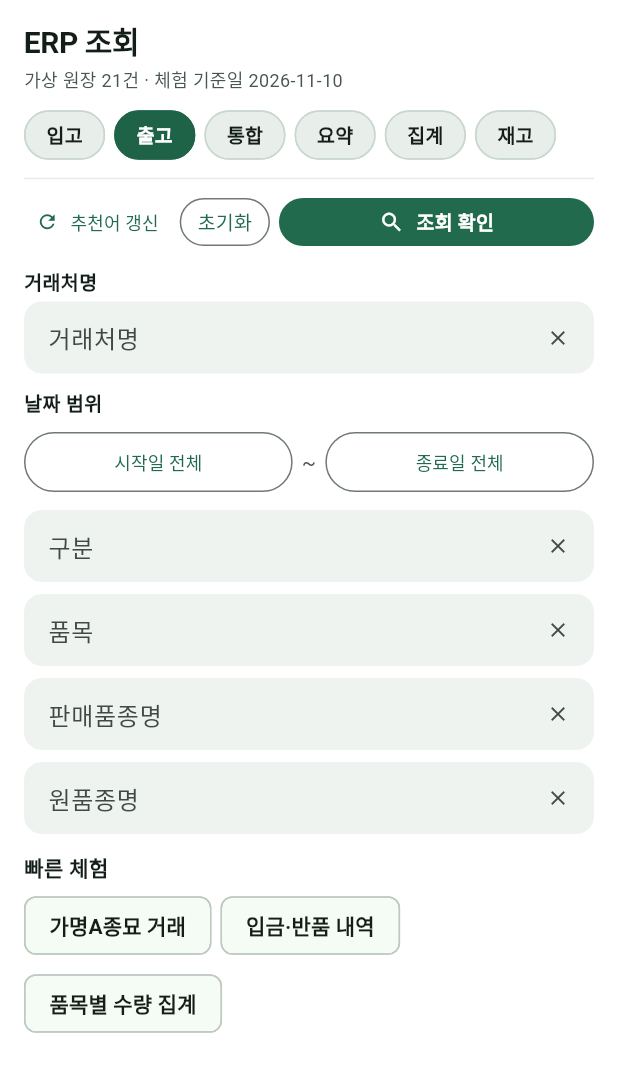
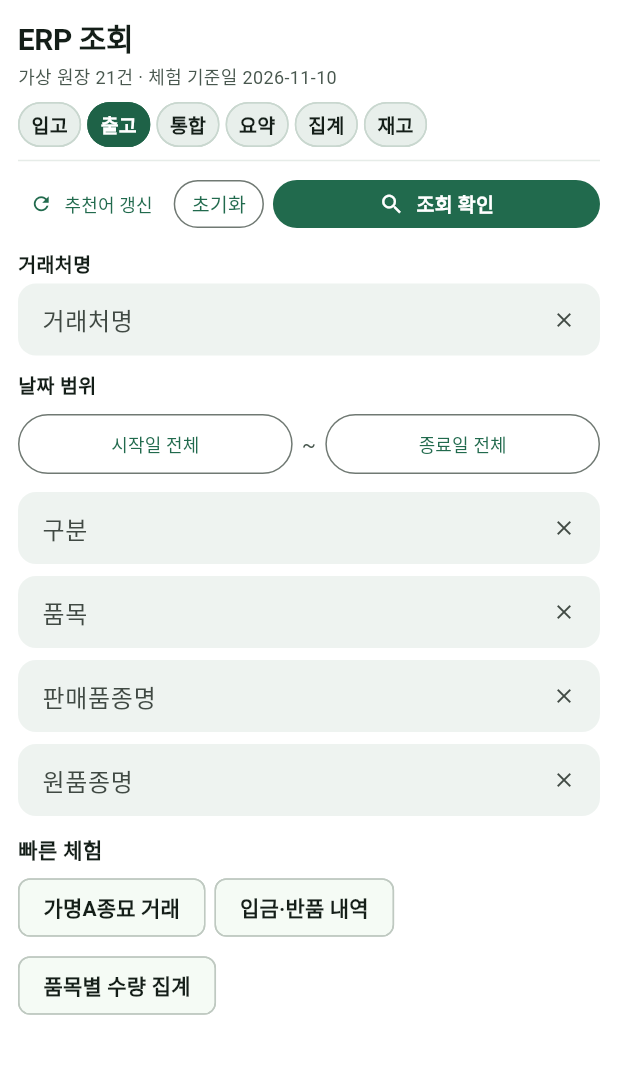
Before and after one commit to OKHand/Hangyeol-app, a Flutter app: the DemoErpPage widget shown alone on an empty page, opened directly, on a phone screen of 412 x 824 dp. Shown: the top 1072 px of the screen. Run offline on Flutter 3.47's test engine with Material 3 defaults, Android fonts, the phone set to English and light mode, and no system bars; our stand-ins replace flutter_secure_storage, geolocator, image_picker, webview_flutter; missing offline and left inert: exif, file_selector, webview_windows; accounts and stored records are empty.

Commit message:
Fit 6 ERP mode chips on single mobile row and restore photo detail edit button for members

```diff
--- a/apps/flutter_shell/lib/src/demo/demo_erp_page.dart
+++ b/apps/flutter_shell/lib/src/demo/demo_erp_page.dart
@@ -62,11 +62,24 @@ class _DemoErpPageState extends State<DemoErpPage> {
     if (result != null) { return _results(result); }
     return ColoredBox(
       color: kHangyeolCanvas,
-      child: ListView(padding: const EdgeInsets.fromLTRB(16, 12, 16, 16), children: [
+      child: ListView(padding: const EdgeInsets.fromLTRB(12, 10, 12, 16), children: [
         const Text('ERP 조회', style: TextStyle(fontSize: 20, fontWeight: FontWeight.w700, color: kHangyeolInk, letterSpacing: -0.3)),
         if (!widget.online) ...[const SizedBox(height: 2), const Text('가상 원장 21건 · 체험 기준일 2026-11-10', style: TextStyle(fontSize: 12, color: kHangyeolMuted))],
         const SizedBox(height: 8),
-        Wrap(spacing: 6, runSpacing: 4, children: demoModes.map((mode) => hangyeolChoicePill(label: mode, selected: _mode == mode, onSelected: _busy ? null : (_) => setState(() { _mode = mode; _error = ''; }))).toList()),
+        Wrap(
+          spacing: 4,
+          runSpacing: 4,
+          children: demoModes
+              .map((mode) => hangyeolChoicePill(
+                    label: mode,
+                    selected: _mode == mode,
+                    padding: const EdgeInsets.symmetric(horizontal: 6, vertical: 2),
+                    labelPadding: const EdgeInsets.symmetric(horizontal: 2),
+                    visualDensity: const VisualDensity(horizontal: -2, vertical: -2),
+                    onSelected: _busy ? null : (_) => setState(() { _mode = mode; _error = ''; }),
+                  ))
+              .toList(),
+        ),
         const Divider(height: 18, color: kHangyeolDivider),
         Column(crossAxisAlignment: CrossAxisAlignment.stretch, children: [
           Row(children: [
--- a/apps/flutter_shell/lib/src/serverless/photos.dart
+++ b/apps/flutter_shell/lib/src/serverless/photos.dart
@@ -232,7 +232,7 @@ class _OnlinePhotosPageState extends State<OnlinePhotosPage> {
     if(_viewing){return;}setState(()=>_viewing=true);
     try{await Navigator.of(context).push(MaterialPageRoute<void>(builder:(_)=>PhotoDetailPage(
       photo:photo,repository:_repository,client:widget.client,onAuthError:widget.onAuthError,onBrowse:_browse,
-      canEdit:_canEdit(photo))));
+      canEdit:widget.canCreate)));
       if(mounted){await _refresh(force:true);}
     }catch(e){await _fail(e);}finally{if(mounted){setState(()=>_viewing=false);}}
   }
--- a/apps/flutter_shell/lib/src/ui/hangyeol_theme.dart
+++ b/apps/flutter_shell/lib/src/ui/hangyeol_theme.dart
@@ -171,17 +171,21 @@ ChoiceChip hangyeolChoicePill({
   required bool selected,
   required ValueChanged<bool>? onSelected,
   Color unselectedBackground = kHangyeolChipUnselected,
+  EdgeInsetsGeometry? padding,
   EdgeInsetsGeometry? labelPadding,
+  VisualDensity? visualDensity,
 }) =>
     ChoiceChip(
       key: key,
       showCheckmark: false,
-      visualDensity: VisualDensity.compact,
+      visualDensity: visualDensity ?? VisualDensity.compact,
+      materialTapTargetSize: MaterialTapTargetSize.shrinkWrap,
       shape: const StadiumBorder(),
       side: BorderSide(color: selected ? kHangyeolPrimary : kHangyeolChipBorder),
       selectedColor: kHangyeolPrimary,
       backgroundColor: unselectedBackground,
       disabledColor: unselectedBackground,
+      padding: padding,
       labelPadding: labelPadding ?? const EdgeInsets.symmetric(horizontal: 6),
       label: Text(
         label,
```
Also changed, not shown: 3 other files.
